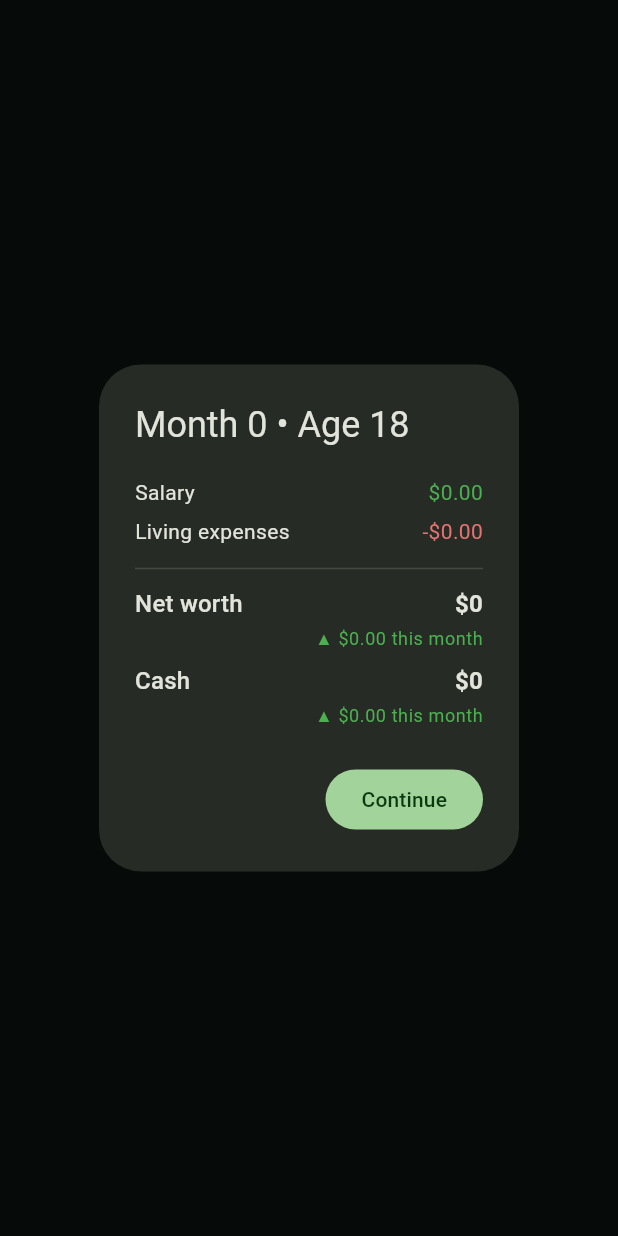
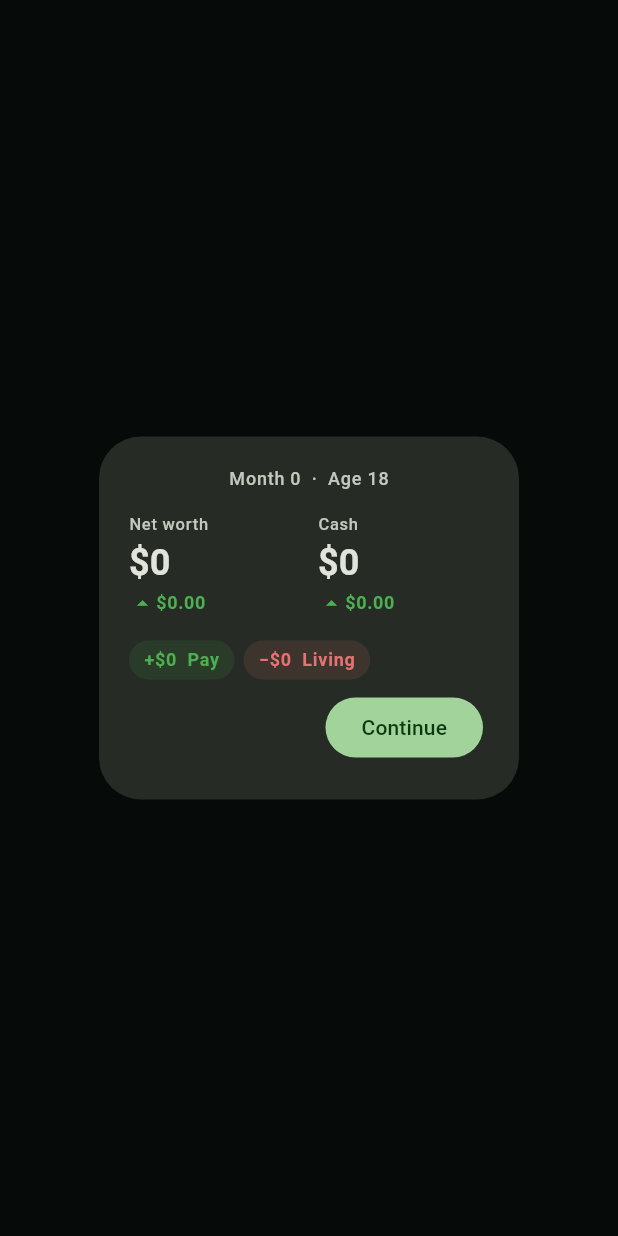
Before and after one commit to Armandoxh/Territorygame, a Flutter app: what showDaySummary() shows on an empty page, opened directly with empty values, on a phone screen of 412 x 824 dp. Run offline on Flutter 3.47's test engine with Material 3 defaults, Android fonts, the phone set to English and light mode, and no system bars.

Commit message:
Redesign the monthly recap into a visual snapshot (build 39)
The recap read like an email — seven labeled cash rows plus bulleted
paragraphs. Rebuilt it as two hero stats (net worth + cash with colored
moves), the month's cash flow as compact +/- pills, a slim warning banner
when cash is negative, and highlights trimmed to five. Same data, far less
to read.

```diff
--- a/dev_log/6-5-2026.txt
+++ b/dev_log/6-5-2026.txt
@@ -96,3 +96,10 @@ student lives leaner), so the first degree is survivable from a standing start i
 110k->200k, studentLoanRate 6%->7.5% — you graduate with a big compounding loan that competes
 with investing. Updated balance_report harness to mirror the new part-time/expense math and
 clamped the SCHOLAR drawdown metric (early sub-$0 dip no longer prints absurd %).
+build 39 (v0.23.1) — Monthly report redesign. The recap "read like an email" (7 labeled
+cash rows + bulleted paragraphs). Rebuilt day_summary_dialog as a visual snapshot: two hero
+stats (Net worth + Cash, each with a colored ▲/▼ move; cash turns red when negative), the
+month's cash flow as compact signed pills (+$1,300 Pay / −$1,181 Living / Rent / Mortgage /
+Fee — only the ones that happened) instead of a row list, a slim red banner when cash is
+negative, and highlights (portfolio notes + events) trimmed to 5 with a "+N more". Same
+DayResult data, far less reading. Continue button unchanged so the UI smoke test still passes.
--- a/wealthquest/lib/ui/widgets/day_summary_dialog.dart
+++ b/wealthquest/lib/ui/widgets/day_summary_dialog.dart
@@ -4,6 +4,9 @@ import '../../state/game_controller.dart';
 import '../../util/format.dart';
 import 'ui_helpers.dart';
 
+/// The end-of-month recap — a quick, visual snapshot rather than a wall of
+/// text: two hero stats (net worth + cash, each with its move), the month's
+/// cash flow as +/- chips, and a few highlights.
 Future<void> showDaySummary(
   BuildContext context,
   GameController game,
@@ -13,56 +16,85 @@ Future<void> showDaySummary(
     context: context,
     builder: (context) {
       final theme = Theme.of(context);
+
+      // Cash-flow items become compact chips — only the ones that happened.
+      final flow = <_Flow>[
+        _Flow('Pay', r.income, true),
+        _Flow('Living', r.expenses, false),
+        if (r.interest > 0.005) _Flow('Interest', r.interest, true),
+        if (r.dividends > 0.005) _Flow('Dividends', r.dividends, true),
+        if (r.rent > 0.005) _Flow('Rent', r.rent, true),
+        if (r.mortgage > 0.005) _Flow('Mortgage', r.mortgage, false),
+        if (r.overdraftFee > 0.005) _Flow('Fee', r.overdraftFee, false),
+      ];
+
+      // Portfolio call-outs + events, already emoji-led; cap so it stays short.
+      final highlights = [...r.portfolioNotes, ...r.events];
+      const maxHighlights = 5;
+      final shown = highlights.take(maxHighlights).toList();
+      final extra = highlights.length - shown.length;
+
       return AlertDialog(
-        title: Text('Month ${game.day} • Age ${game.ageYears}'),
+        contentPadding: const EdgeInsets.fromLTRB(20, 20, 20, 8),
         content: SingleChildScrollView(
           child: Column(
             mainAxisSize: MainAxisSize.min,
             crossAxisAlignment: CrossAxisAlignment.stretch,
             children: [
-            _row(theme, 'Salary', money(r.income), kGain),
-            _row(theme, 'Living expenses', '-${money(r.expenses)}', kLoss),
-            if (r.interest > 0.005)
-              _row(theme, 'Interest earned', money(r.interest), kGain),
-            if (r.dividends > 0.005)
-              _row(theme, 'Dividends & coupons', money(r.dividends), kGain),
-            if (r.rent > 0.005)
-              _row(theme, 'Rent collected', money(r.rent), kGain),
-            if (r.mortgage > 0.005)
-              _row(theme, 'Mortgage paid', '-${money(r.mortgage)}', kLoss),
-            if (r.overdraftFee > 0.005)
-              _row(theme, 'Overdraft fee', '-${money(r.overdraftFee)}', kLoss),
-            const Divider(height: 24),
-            _bigRow(theme, 'Net worth', moneyWhole(r.netWorthAfter),
-                r.netWorthDelta),
-            const SizedBox(height: 8),
-            _bigRow(theme, 'Cash', moneyWhole(r.cashAfter), r.cashDelta,
-                valueColor: r.cashAfter < 0 ? kLoss : null),
-            if (r.cashAfter < 0)
-              Padding(
-                padding: const EdgeInsets.only(top: 4),
-                child: Text(
-                  r.marginCall
-                      ? 'You must liquidate to get back above \$0.'
-                      : 'Cash is negative — top it up before it costs you.',
-                  style: theme.textTheme.bodySmall?.copyWith(color: kLoss),
+              Center(
+                child: Text('Month ${game.day}  ·  Age ${game.ageYears}',
+                    style: theme.textTheme.labelMedium
+                        ?.copyWith(color: theme.colorScheme.onSurfaceVariant)),
+              ),
+              const SizedBox(height: 14),
+              Row(
+                children: [
+                  Expanded(
+                    child: _HeroStat(
+                      label: 'Net worth',
+                      value: moneyWhole(r.netWorthAfter),
+                      delta: r.netWorthDelta,
                     ),
                   ),
-            if (r.portfolioNotes.isNotEmpty) ...[
-              const SizedBox(height: 12),
-              for (final n in r.portfolioNotes)
-                Padding(
-                  padding: const EdgeInsets.only(top: 4),
-                  child: Text(n, style: theme.textTheme.bodySmall),
+                  const SizedBox(width: 12),
+                  Expanded(
+                    child: _HeroStat(
+                      label: 'Cash',
+                      value: moneyWhole(r.cashAfter),
+                      delta: r.cashDelta,
+                      negative: r.cashAfter < 0,
+                    ),
                   ),
                 ],
-            if (r.events.isNotEmpty) ...[
+              ),
+              if (r.cashAfter < 0) ...[
                 const SizedBox(height: 12),
-              for (final e in r.events)
+                _Banner(
+                  text: r.marginCall
+                      ? 'Margin call — liquidate to get back above \$0.'
+                      : 'Cash is negative — top it up before it costs you.',
+                ),
+              ],
+              const SizedBox(height: 16),
+              Wrap(
+                spacing: 6,
+                runSpacing: 6,
+                children: [for (final f in flow) _FlowChip(flow: f)],
+              ),
+              if (shown.isNotEmpty) ...[
+                const SizedBox(height: 16),
+                const Divider(height: 1),
+                const SizedBox(height: 10),
+                for (final h in shown)
                   Padding(
-                  padding: const EdgeInsets.only(top: 4),
-                  child: Text('• $e', style: theme.textTheme.bodySmall),
+                    padding: const EdgeInsets.only(bottom: 6),
+                    child: Text(h,
+                        style: theme.textTheme.bodySmall, maxLines: 2),
                   ),
+                if (extra > 0)
+                  Text('+$extra more',
+                      style: theme.textTheme.labelSmall?.copyWith(
+                          color: theme.colorScheme.onSurfaceVariant)),
               ],
             ],
           ),
@@ -78,44 +110,113 @@ Future<void> showDaySummary(
   );
 }
 
-/// A headline figure (Net worth / Cash) with a small "this month" delta line.
-Widget _bigRow(ThemeData theme, String label, String value, double delta,
-    {Color? valueColor}) {
+class _Flow {
+  final String label;
+  final double amount;
+  final bool positive;
+  _Flow(this.label, this.amount, this.positive);
+}
+
+/// One big stat: label, value, and a colored ▲/▼ move for the month.
+class _HeroStat extends StatelessWidget {
+  const _HeroStat({
+    required this.label,
+    required this.value,
+    required this.delta,
+    this.negative = false,
+  });
+
+  final String label;
+  final String value;
+  final double delta;
+  final bool negative;
+
+  @override
+  Widget build(BuildContext context) {
+    final theme = Theme.of(context);
     return Column(
-    crossAxisAlignment: CrossAxisAlignment.stretch,
+      crossAxisAlignment: CrossAxisAlignment.start,
       children: [
-      Row(
-        mainAxisAlignment: MainAxisAlignment.spaceBetween,
-        children: [
-          Text(label, style: theme.textTheme.titleMedium),
-          Text(
+        Text(label,
+            style: theme.textTheme.labelSmall
+                ?.copyWith(color: theme.colorScheme.onSurfaceVariant)),
+        const SizedBox(height: 2),
+        FittedBox(
+          fit: BoxFit.scaleDown,
+          alignment: Alignment.centerLeft,
+          child: Text(
             value,
-            style: theme.textTheme.titleMedium
-                ?.copyWith(fontWeight: FontWeight.bold, color: valueColor),
+            style: theme.textTheme.headlineSmall?.copyWith(
+              fontWeight: FontWeight.bold,
+              color: negative ? kLoss : null,
             ),
-        ],
+          ),
         ),
         const SizedBox(height: 2),
-      Align(
-        alignment: Alignment.centerRight,
-        child: Text(
-          '${delta >= 0 ? '▲' : '▼'} ${money(delta.abs())} this month',
-          style: theme.textTheme.bodySmall?.copyWith(color: gainColor(delta)),
-        ),
+        Row(
+          children: [
+            Icon(delta >= 0 ? Icons.arrow_drop_up : Icons.arrow_drop_down,
+                size: 18, color: gainColor(delta)),
+            Text(money(delta.abs()),
+                style: theme.textTheme.bodySmall?.copyWith(
+                    color: gainColor(delta), fontWeight: FontWeight.w600)),
+          ],
         ),
       ],
     );
   }
+}
 
-Widget _row(ThemeData theme, String label, String value, Color color) {
-  return Padding(
-    padding: const EdgeInsets.symmetric(vertical: 3),
+/// A compact signed pill, e.g. green "+$1,300 Pay" or red "−$1,181 Living".
+class _FlowChip extends StatelessWidget {
+  const _FlowChip({required this.flow});
+  final _Flow flow;
+
+  @override
+  Widget build(BuildContext context) {
+    final theme = Theme.of(context);
+    final color = flow.positive ? kGain : kLoss;
+    final sign = flow.positive ? '+' : '−';
+    return Container(
+      padding: const EdgeInsets.symmetric(horizontal: 10, vertical: 5),
+      decoration: BoxDecoration(
+        color: color.withOpacity(0.12),
+        borderRadius: BorderRadius.circular(20),
+      ),
+      child: Text(
+        '$sign${moneyWhole(flow.amount)}  ${flow.label}',
+        style: theme.textTheme.labelMedium
+            ?.copyWith(color: color, fontWeight: FontWeight.w600),
+      ),
+    );
+  }
+}
+
+class _Banner extends StatelessWidget {
+  const _Banner({required this.text});
+  final String text;
+
+  @override
+  Widget build(BuildContext context) {
+    final theme = Theme.of(context);
+    return Container(
+      width: double.infinity,
+      padding: const EdgeInsets.symmetric(horizontal: 12, vertical: 8),
+      decoration: BoxDecoration(
+        color: kLoss.withOpacity(0.12),
+        borderRadius: BorderRadius.circular(10),
+        border: Border.all(color: kLoss.withOpacity(0.4)),
+      ),
       child: Row(
-      mainAxisAlignment: MainAxisAlignment.spaceBetween,
         children: [
-        Text(label, style: theme.textTheme.bodyMedium),
-        Text(value, style: theme.textTheme.bodyMedium?.copyWith(color: color)),
+          const Icon(Icons.warning_amber_rounded, size: 16, color: kLoss),
+          const SizedBox(width: 8),
+          Expanded(
+            child: Text(text,
+                style: theme.textTheme.bodySmall?.copyWith(color: kLoss)),
+          ),
         ],
       ),
     );
   }
+}
--- a/wealthquest/lib/version.dart
+++ b/wealthquest/lib/version.dart
@@ -4,7 +4,7 @@
 /// notable features) — see wealthquest/CLAUDE.md. The badge pinned at the top
 /// of the home header shows this, so you can instantly confirm the live page is
 /// the latest build (and not a stale cache).
-const String kAppVersion = '0.23.0';
-const int kBuildNumber = 38;
+const String kAppVersion = '0.23.1';
+const int kBuildNumber = 39;
 
 String get appVersionLabel => 'v$kAppVersion · build $kBuildNumber';
--- a/wealthquest/pubspec.yaml
+++ b/wealthquest/pubspec.yaml
@@ -1,7 +1,7 @@
 name: wealthquest
 description: "A mobile life-sim / stock-market game. Start at 18 with a day job; each Next Month advances a month — watch your investments perform."
 publish_to: "none"
-version: 0.23.0+38
+version: 0.23.1+39
 
 environment:
   sdk: ">=3.4.0 <4.0.0"
```
Also changed, not shown: 1 other file. Lines whose indentation alone changed are shown as unchanged.
